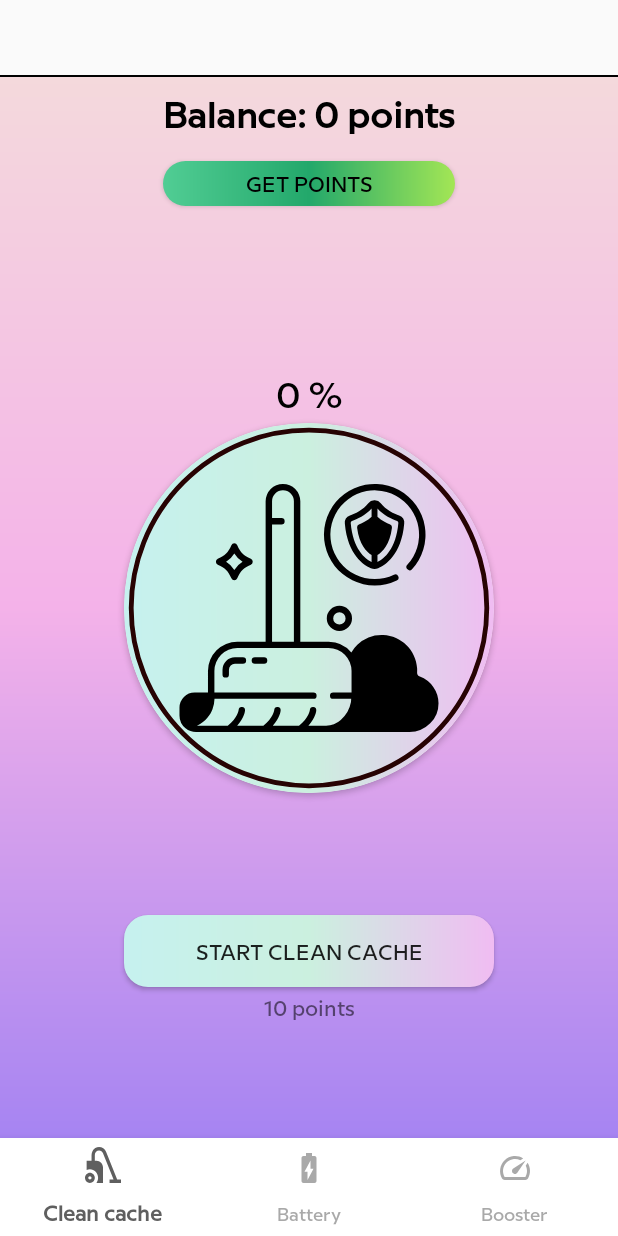
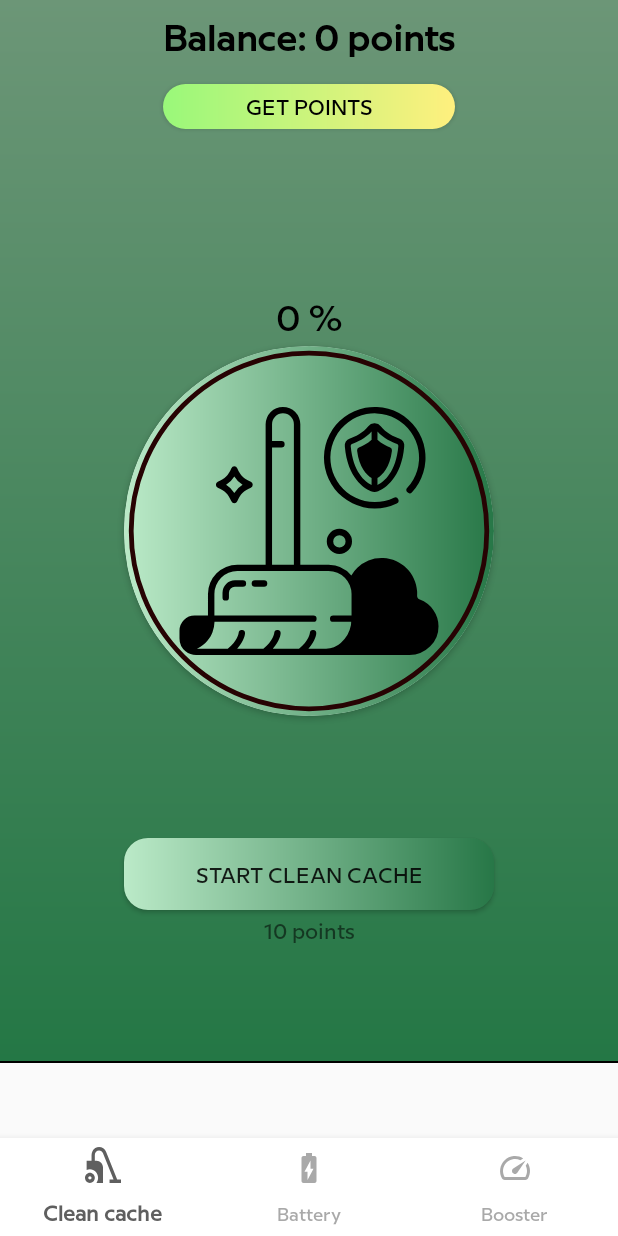
Before and after one commit to shakir757/Cache-Cleaner, an Android app: the screen it shows after launch (MainActivity), on a phone screen of 412 x 824 dp. Run offline under Robolectric (Android 15) with nearby library versions, the phone set to English and light mode, and no system bars; our stand-ins replace AdMob; 1 statement that could not run was skipped.

Commit message:
new design: green

```diff
--- a/app/src/main/res/drawable/bg_button_cleaning_cache.xml
+++ b/app/src/main/res/drawable/bg_button_cleaning_cache.xml
@@ -1,8 +1,7 @@
 <?xml version="1.0" encoding="utf-8"?>
 <shape xmlns:android="http://schemas.android.com/apk/res/android">
     <gradient
-        android:startColor="#C6F1EF"
-        android:centerColor="#CBF0DF"
-        android:endColor="#F0BCF2"/>
+        android:startColor="#BBEAC8"
+        android:endColor="#277747"/>
     <corners android:radius="16dp"/>
 </shape>
--- a/app/src/main/res/drawable/bg_button_get_points.xml
+++ b/app/src/main/res/drawable/bg_button_get_points.xml
@@ -1,8 +1,7 @@
 <?xml version="1.0" encoding="utf-8"?>
 <shape xmlns:android="http://schemas.android.com/apk/res/android">
     <gradient
-        android:startColor="#51CD94"
-        android:centerColor="#23A86B"
-        android:endColor="#A3E655"/>
+        android:startColor="#99F87A"
+        android:endColor="#FFF07E"/>
     <corners android:radius="16dp"/>
 </shape>
--- a/app/src/main/res/drawable/bg_main.xml
+++ b/app/src/main/res/drawable/bg_main.xml
@@ -1,8 +1,7 @@
 <?xml version="1.0" encoding="utf-8"?>
 <shape xmlns:android="http://schemas.android.com/apk/res/android">
     <gradient
-        android:startColor="#F4D9DC"
-        android:centerColor="#F4B2E9"
-        android:endColor="#A684F2"
+        android:startColor="#6C9677"
+        android:endColor="#247745"
         android:angle="-45"/>
 </shape>
--- a/app/src/main/res/layout/activity_main.xml
+++ b/app/src/main/res/layout/activity_main.xml
@@ -11,7 +11,7 @@
         android:id="@+id/constraint_layout_ads"
         android:layout_width="match_parent"
         android:layout_height="50dp"
-        app:layout_constraintTop_toTopOf="parent">
+        app:layout_constraintBottom_toTopOf="@id/bottomNavigationView">
 
         <com.google.android.gms.ads.AdView
             android:id="@+id/adView"
@@ -32,17 +32,17 @@
         android:layout_width="match_parent"
         android:layout_height="1dp"
         android:background="@color/black"
-        app:layout_constraintTop_toBottomOf="@id/constraint_layout_ads"/>
+        app:layout_constraintBottom_toTopOf="@id/constraint_layout_ads"/>
 
     <FrameLayout
         android:id="@+id/container"
         android:layout_width="match_parent"
         android:layout_height="0dp"
-        app:layout_constraintBottom_toTopOf="@id/bottomNavigationView"
+        app:layout_constraintBottom_toTopOf="@id/line"
         app:layout_constraintEnd_toEndOf="parent"
         app:layout_constraintHorizontal_bias="0.5"
         app:layout_constraintStart_toStartOf="parent"
-        app:layout_constraintTop_toBottomOf="@id/line" />
+        app:layout_constraintTop_toTopOf="parent" />
 
     <com.google.android.material.bottomnavigation.BottomNavigationView
         android:id="@+id/bottomNavigationView"
```
